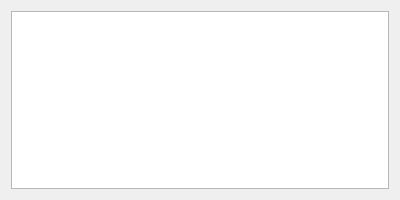
First picture: the form in src/adplugins/qtwidgets/elementalcompositionform.ui, repository qtplatz/qtplatz, before the edit.
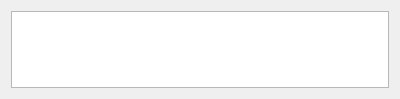
Second picture: the form after the edit.

The edit to the form file:
```diff
--- a/src/adplugins/qtwidgets/elementalcompositionform.ui
+++ b/src/adplugins/qtwidgets/elementalcompositionform.ui
@@ -7,7 +7,7 @@
     <x>0</x>
     <y>0</y>
     <width>400</width>
-    <height>200</height>
+    <height>99</height>
    </rect>
   </property>
   <property name="windowTitle">
```
